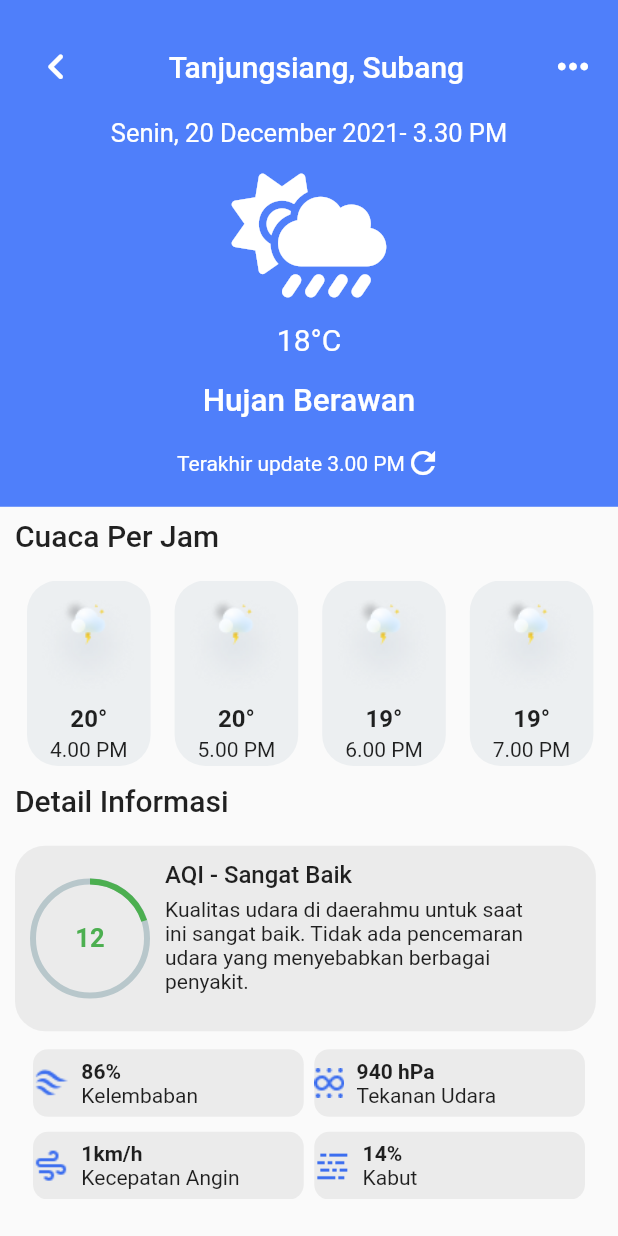
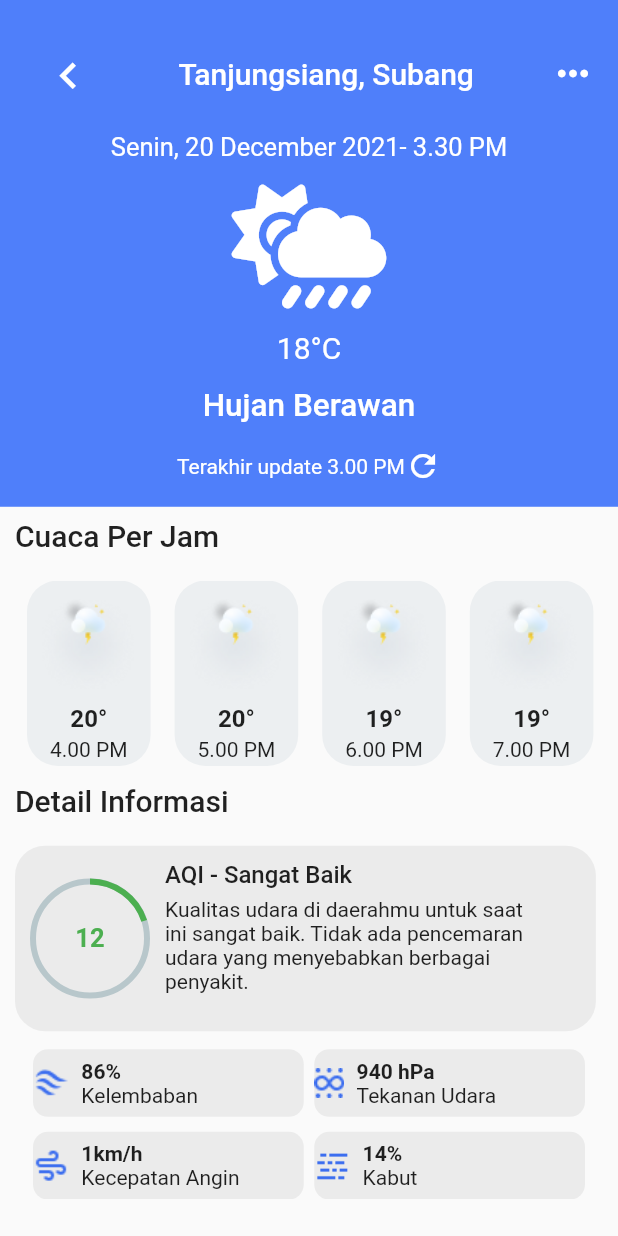
Before and after one commit to kadirhankeles/weather_myapp, a Flutter app: the weatherDetailScreen screen opened directly, on a phone screen of 412 x 824 dp. Run offline on Flutter 3.47's test engine with Material 2 defaults, Android fonts, the light colour scheme and no system bars; drawn by our look-alikes of percent_indicator; our stand-ins replace font_awesome_flutter, responsive_sizer.

Commit message:
navigation added

```diff
--- a/lib/main.dart
+++ b/lib/main.dart
@@ -1,4 +1,5 @@
 import 'package:flutter/material.dart';
+import 'package:weather_myapp/screens/home_screen.dart';
 import 'package:weather_myapp/screens/weather_details.dart';
 
 void main() {
@@ -16,7 +17,7 @@ class MyApp extends StatelessWidget {
       theme: ThemeData(
         primarySwatch: Colors.blue,
       ),
-      home: weatherDetailScreen(),
+      home: homeScreen(),
     );
   }
 }
--- a/lib/screens/weather_details.dart
+++ b/lib/screens/weather_details.dart
@@ -63,11 +63,15 @@ class _weatherDetailScreenState extends State<weatherDetailScreen> {
                       child: Row(
                         mainAxisAlignment: MainAxisAlignment.spaceBetween,
                         children: [
-                          Icon(
-                            Icons.keyboard_arrow_left_rounded,
-                            size: 35,
-                            color: Colors.white,
-                          ),
+                          IconButton(
+                              onPressed: () {
+                                Navigator.pop(context);
+                              },
+                              icon: Icon(
+                                Icons.keyboard_arrow_left,
+                                size: 35,
+                                color: Colors.white,
+                              )),
                           Text(
                             "Tanjungsiang, Subang",
                             style: TextStyle(
@@ -251,7 +255,7 @@ class _weatherDetailScreenState extends State<weatherDetailScreen> {
                         padding: EdgeInsets.all(12.0),
                         child: GridView.builder(
                           itemCount: gridImage.length,
-                          physics: NeverScrollableScrollPhysics(),
+                          //physics: NeverScrollableScrollPhysics(),
                           gridDelegate:
                               SliverGridDelegateWithFixedCrossAxisCount(
                                   childAspectRatio: 4 / 1,
```
Also changed, not shown: lib/screens/home_screen.dart (+9 -1 lines).
